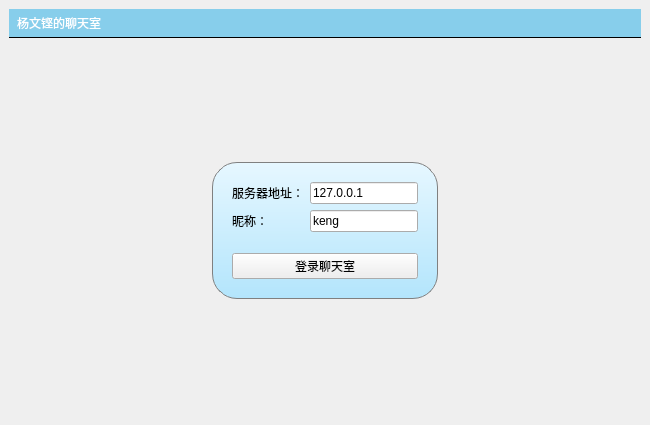
Above: Lab4/ChatClient/mainwindow.ui from REI1208/Qt_work_code before the change. Below: the same form after it.
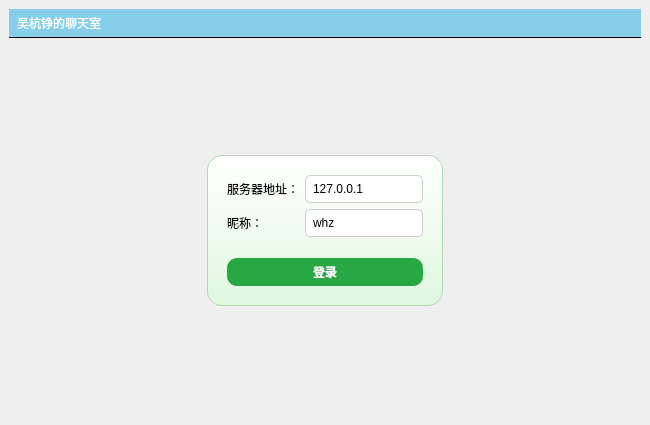
That is the form after the change.

```diff
--- a/Lab4/ChatClient/mainwindow.ui
+++ b/Lab4/ChatClient/mainwindow.ui
@@ -40,7 +40,7 @@
 }</string>
       </property>
       <property name="text">
-       <string>杨文铿的聊天室</string>
+       <string>吴杭铮的聊天室</string>
       </property>
      </widget>
     </item>
@@ -159,13 +159,61 @@
         <item row="1" column="1">
          <widget class="QFrame" name="loginFrame">
           <property name="styleSheet">
-           <string notr="true">#loginFrame{
-background: qlineargradient(x1:0,y1:0,x2:0,y2:1,stop:0 #e6f7ff,stop:1 #b3e5fc);
-border: 1px solid gray;
-padding: 10px;
-border-radius: 25px;
-}</string>
-          </property>
+ <string notr="true">
+#titleLabel {
+    background: #f5f5f5;
+    border: none;
+    border-bottom: 2px solid #3c3c3c;
+    padding: 5px;
+    font: 24pt "黑体";
+    color: #333333;
+}
+
+#mainFrame {
+    border: none;
+    background: #ffffff;
+}
+
+#loginFrame {
+    background: qlineargradient(x1: 0, y1: 0, x2: 0, y2: 1, stop: 0 #ffffff, stop: 1 #e0f7df);
+    border: 1px solid #b2d8b2;
+    padding: 10px;
+    border-radius: 15px;
+}
+
+QPushButton {
+    background-color: #28a745;
+    color: white;
+    border-radius: 10px;
+    padding: 5px 15px;
+    font: bold;
+}
+
+QPushButton:hover {
+    background-color: #218838;
+}
+
+QLineEdit {
+    border: 1px solid #cccccc;
+    border-radius: 5px;
+    padding: 5px;
+}
+
+QListWidget {
+    background-color: #f9f9f9;
+    border: 1px solid #dcdcdc;
+}
+
+QTextEdit {
+    background-color: #ffffff;
+    border: 1px solid #cccccc;
+    padding: 5px;
+}
+</string>
+</property>
+
+
+
           <property name="frameShape">
            <enum>QFrame::Shape::StyledPanel</enum>
           </property>
@@ -192,7 +240,7 @@
              <item row="1" column="1">
               <widget class="QLineEdit" name="usernameEdit">
                <property name="text">
-                <string>keng</string>
+                <string>whz</string>
                </property>
               </widget>
              </item>
@@ -224,7 +272,7 @@
            <item>
             <widget class="QPushButton" name="loginButton">
              <property name="text">
-              <string>登录聊天室</string>
+              <string>登录</string>
              </property>
             </widget>
            </item>
```
Left out of the diff: 2 changed lines with no effect on the pictures.
